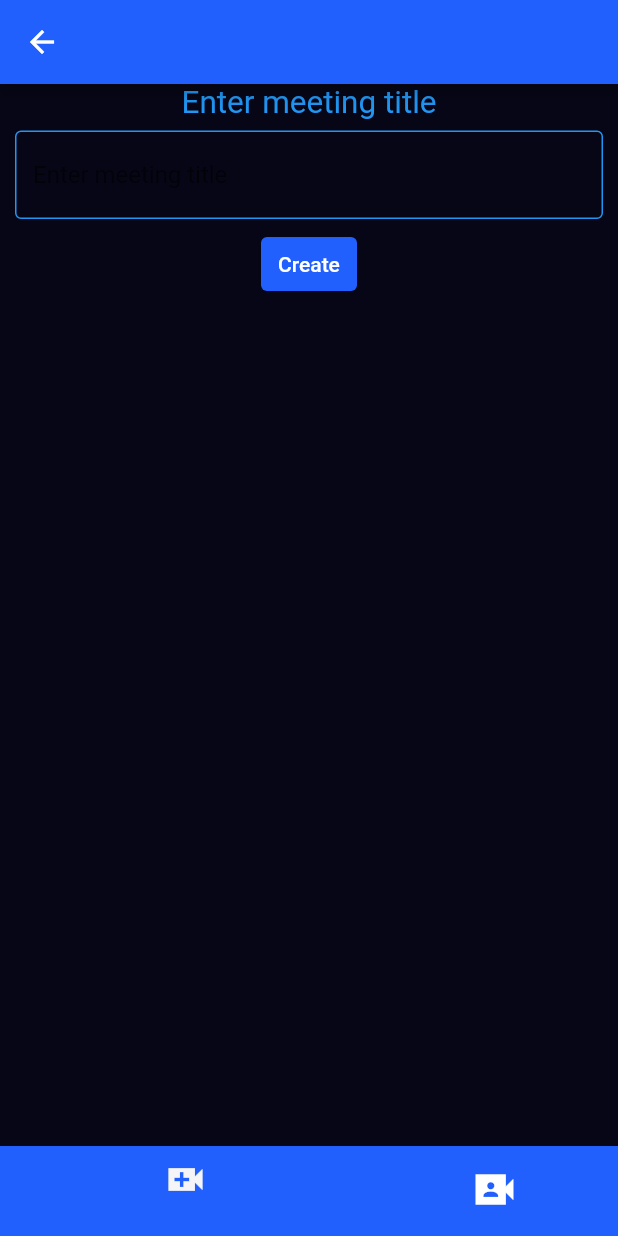
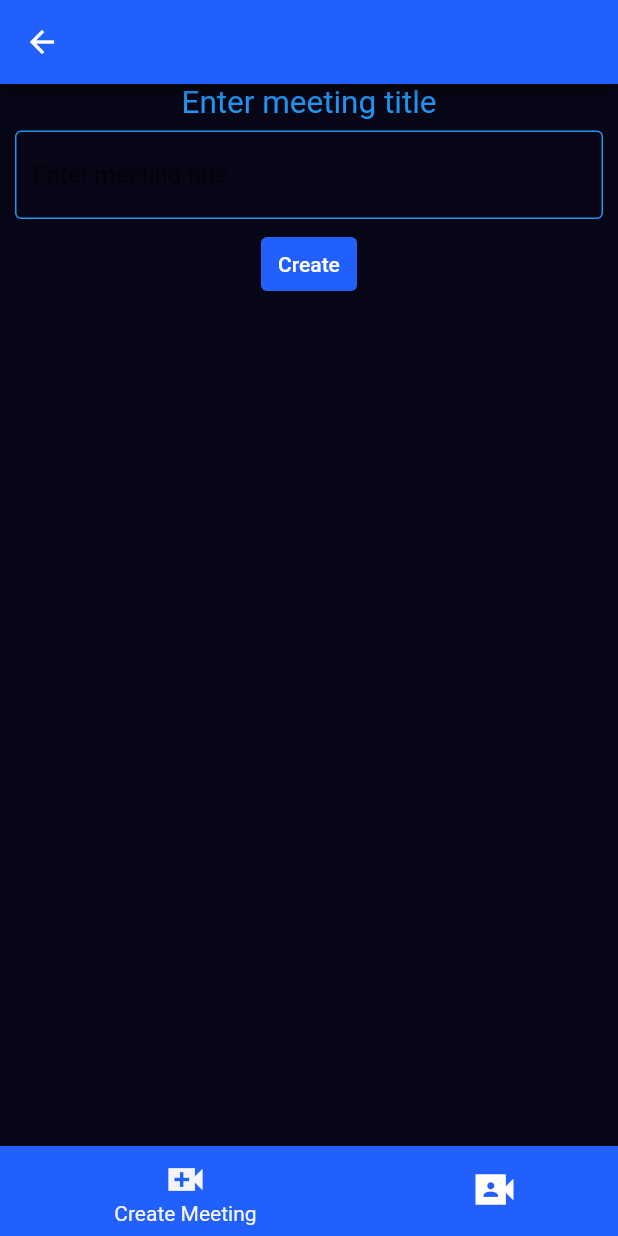
Before and after one commit to mokshdagangrade/flutter-sample-app, a Flutter app: the BasePage screen opened directly with empty values, on a phone screen of 412 x 824 dp. Run offline on Flutter 3.47's test engine with Material 2 defaults, Android fonts, the phone set to English and light mode, and no system bars; missing offline and left inert: dyte_client.

Commit message:
fix: BottomNavBar and bump versions

```diff
--- a/lib/screens/base_page.dart
+++ b/lib/screens/base_page.dart
@@ -5,7 +5,8 @@ import 'package:dyte_flutter_sample_app/screens/create_meeting.dart';
 import 'package:dyte_flutter_sample_app/screens/join_meeting.dart';
 
 class BasePage extends StatefulWidget {
-    const BasePage({Key? key, required this.title, required this.mode}) : super(key: key);
+  const BasePage({Key? key, required this.title, required this.mode})
+      : super(key: key);
 
   final String title;
   final Mode mode;
@@ -25,10 +26,9 @@ class _BasePageState extends State<BasePage> {
   void initState() {
     super.initState();
     _widgetOptions = <Widget>[
-        CreateMeeting(mode: widget.mode),
-        JoinMeeting(mode: widget.mode),
+      CreateMeeting(mode: widget.mode),
+      JoinMeeting(mode: widget.mode),
     ];
-
   }
 
   void _onTappedItem(int index) {
@@ -51,12 +51,12 @@ class _BasePageState extends State<BasePage> {
         items: const <BottomNavigationBarItem>[
           BottomNavigationBarItem(
             icon: Icon(Icons.video_call_sharp),
-            label: '',
+            label: 'Create Meeting',
             backgroundColor: Color(0xff2160fd),
           ),
           BottomNavigationBarItem(
             icon: Icon(Icons.video_camera_front_sharp),
-            label: '',
+            label: 'Join Meeting',
             backgroundColor: Color(0xff2160fd),
           ),
         ],
@@ -66,6 +66,7 @@ class _BasePageState extends State<BasePage> {
         iconSize: 30,
         onTap: _onTappedItem,
         elevation: 5,
+        currentIndex: _selectedIndex,
       ),
     );
   }
--- a/pubspec.yaml
+++ b/pubspec.yaml
@@ -34,7 +34,7 @@ dependencies:
   # The following adds the Cupertino Icons font to your application.
   # Use with the CupertinoIcons class for iOS style icons.
   cupertino_icons: ^1.0.2
-  dyte_client: ^0.4.0
+  dyte_client: ^0.7.1
   http: ^0.13.4
   uuid: ^3.0.5
 
```
Also changed, not shown: pubspec.lock.
